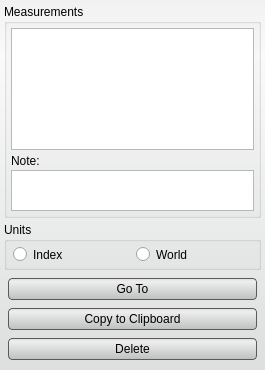
Qt form src/Interface/ToolInterface/MeasurementToolInterface.ui (jessdtate/Seg3D) before a commit.
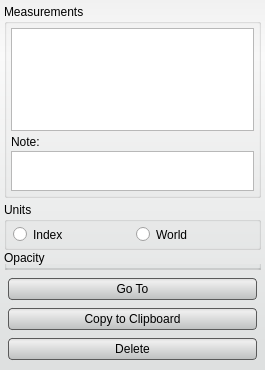
The same form after that commit. Custom widgets are drawn as their Qt base class.

Diff of the .ui file:
```diff
--- a/src/Interface/ToolInterface/MeasurementToolInterface.ui
+++ b/src/Interface/ToolInterface/MeasurementToolInterface.ui
@@ -276,6 +276,30 @@
            </layout>
           </widget>
          </item>
+         <item>
+          <widget class="QGroupBox" name="opacity_groupbox_">
+           <property name="minimumSize">
+            <size>
+             <width>0</width>
+             <height>20</height>
+            </size>
+           </property>
+           <property name="title">
+            <string>Opacity</string>
+           </property>
+           <layout class="QVBoxLayout" name="verticalLayout_8">
+            <property name="spacing">
+             <number>2</number>
+            </property>
+            <property name="margin">
+             <number>4</number>
+            </property>
+            <item>
+             <widget class="QtUtils::QtSliderDoubleCombo" name="measurement_opacity_slider_" native="true"/>
+            </item>
+           </layout>
+          </widget>
+         </item>
          <item>
           <widget class="QWidget" name="button_widget_" native="true">
            <property name="sizePolicy">
@@ -363,6 +387,12 @@
   </layout>
  </widget>
  <customwidgets>
+  <customwidget>
+   <class>QtUtils::QtSliderDoubleCombo</class>
+   <extends>QWidget</extends>
+   <header location="global">QtUtils/Widgets/QtSliderDoubleCombo.h</header>
+   <container>1</container>
+  </customwidget>
   <customwidget>
    <class>Seg3D::MeasurementTableView</class>
    <extends>QTableView</extends>
```
